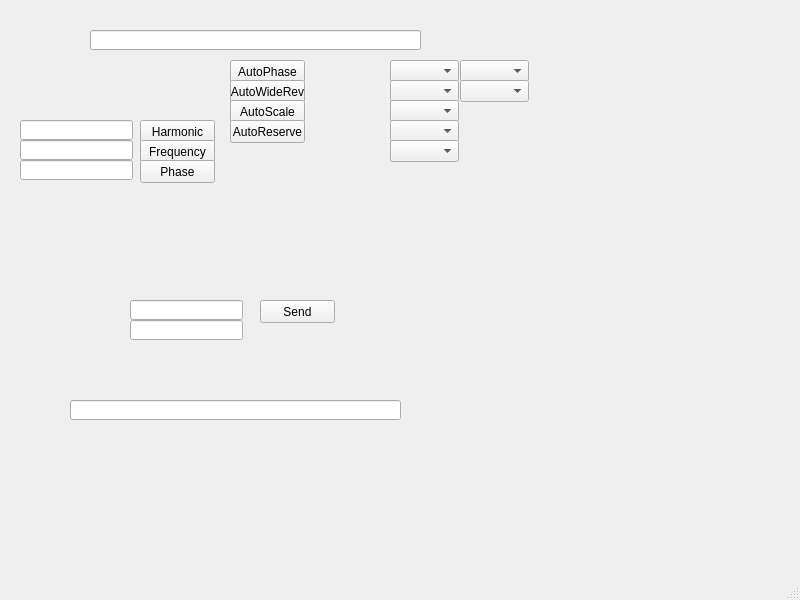
Above: SerialPortCommunicationQt/SerialPortCommunication/SRS/LockInAmplifier/Final_Lock-In-Amplifier/sr844graphics.ui from vicvict/Lock-In-Amplifier before the change. Below: the same form after it.
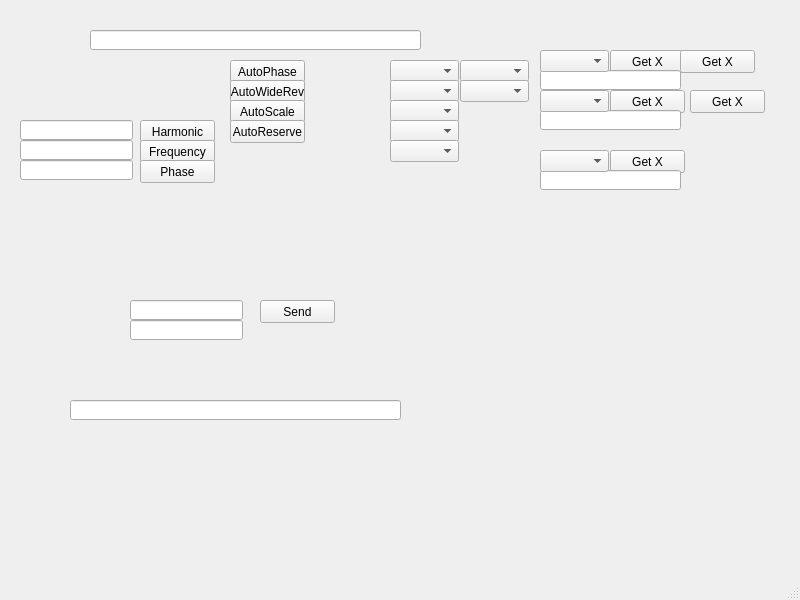
That is the form after the change.

```diff
--- a/SerialPortCommunicationQt/SerialPortCommunication/SRS/LockInAmplifier/Final_Lock-In-Amplifier/sr844graphics.ui
+++ b/SerialPortCommunicationQt/SerialPortCommunication/SRS/LockInAmplifier/Final_Lock-In-Amplifier/sr844graphics.ui
@@ -258,6 +258,131 @@
      </rect>
     </property>
    </widget>
+   <widget class="QPushButton" name="pushButtonOutDataChannel1">
+    <property name="geometry">
+     <rect>
+      <x>610</x>
+      <y>50</y>
+      <width>75</width>
+      <height>23</height>
+     </rect>
+    </property>
+    <property name="text">
+     <string>Get X</string>
+    </property>
+   </widget>
+   <widget class="QLineEdit" name="lineEditOutDataChannel1">
+    <property name="geometry">
+     <rect>
+      <x>540</x>
+      <y>70</y>
+      <width>141</width>
+      <height>20</height>
+     </rect>
+    </property>
+   </widget>
+   <widget class="QComboBox" name="comboBoxOutDataChannel1">
+    <property name="geometry">
+     <rect>
+      <x>540</x>
+      <y>50</y>
+      <width>69</width>
+      <height>22</height>
+     </rect>
+    </property>
+   </widget>
+   <widget class="QPushButton" name="pushButtonOutDataChannel2">
+    <property name="geometry">
+     <rect>
+      <x>610</x>
+      <y>90</y>
+      <width>75</width>
+      <height>23</height>
+     </rect>
+    </property>
+    <property name="text">
+     <string>Get X</string>
+    </property>
+   </widget>
+   <widget class="QLineEdit" name="lineEditOutDataChannel2">
+    <property name="geometry">
+     <rect>
+      <x>540</x>
+      <y>110</y>
+      <width>141</width>
+      <height>20</height>
+     </rect>
+    </property>
+   </widget>
+   <widget class="QComboBox" name="comboBoxOutDataChannel2">
+    <property name="geometry">
+     <rect>
+      <x>540</x>
+      <y>90</y>
+      <width>69</width>
+      <height>22</height>
+     </rect>
+    </property>
+   </widget>
+   <widget class="QPushButton" name="pushButtonAutoZeroChannel1">
+    <property name="geometry">
+     <rect>
+      <x>680</x>
+      <y>50</y>
+      <width>75</width>
+      <height>23</height>
+     </rect>
+    </property>
+    <property name="text">
+     <string>Get X</string>
+    </property>
+   </widget>
+   <widget class="QPushButton" name="pushButtonAutoZeroChannel2">
+    <property name="geometry">
+     <rect>
+      <x>690</x>
+      <y>90</y>
+      <width>75</width>
+      <height>23</height>
+     </rect>
+    </property>
+    <property name="text">
+     <string>Get X</string>
+    </property>
+   </widget>
+   <widget class="QPushButton" name="pushButtonOutData">
+    <property name="geometry">
+     <rect>
+      <x>610</x>
+      <y>150</y>
+      <width>75</width>
+      <height>23</height>
+     </rect>
+    </property>
+    <property name="text">
+     <string>Get X</string>
+    </property>
+   </widget>
+   <widget class="QLineEdit" name="lineEditOutData">
+    <property name="geometry">
+     <rect>
+      <x>540</x>
+      <y>170</y>
+      <width>141</width>
+      <height>20</height>
+     </rect>
+    </property>
+   </widget>
+   <widget class="QComboBox" name="comboBoxOutData">
+    <property name="geometry">
+     <rect>
+      <x>540</x>
+      <y>150</y>
+      <width>69</width>
+      <height>22</height>
+     </rect>
+    </property>
+   </widget>
   </widget>
   <widget class="QMenuBar" name="menubar">
    <property name="geometry">
```
